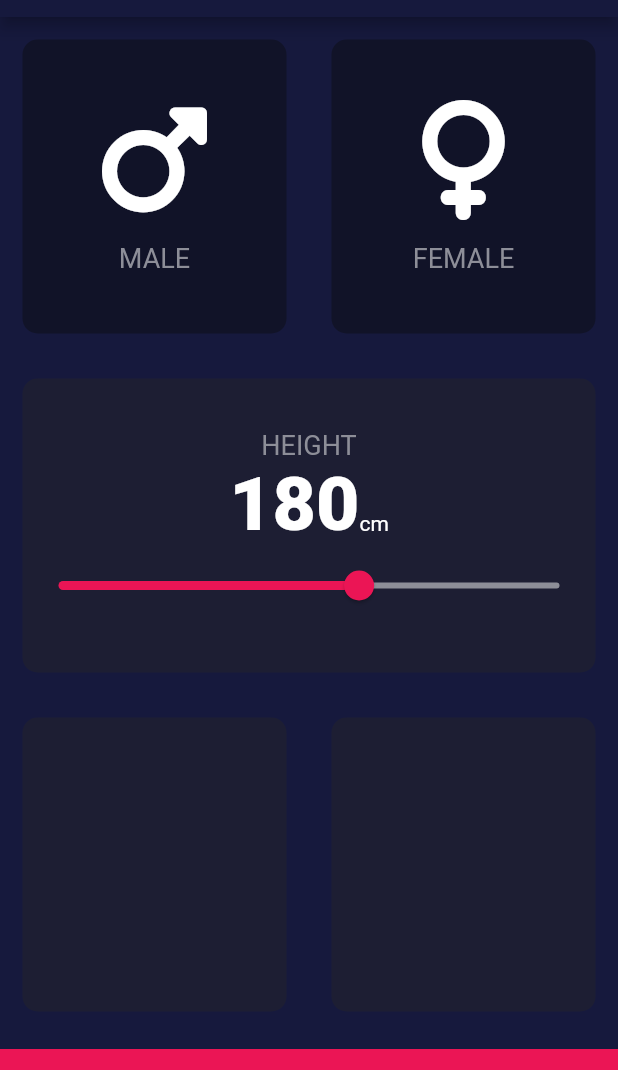
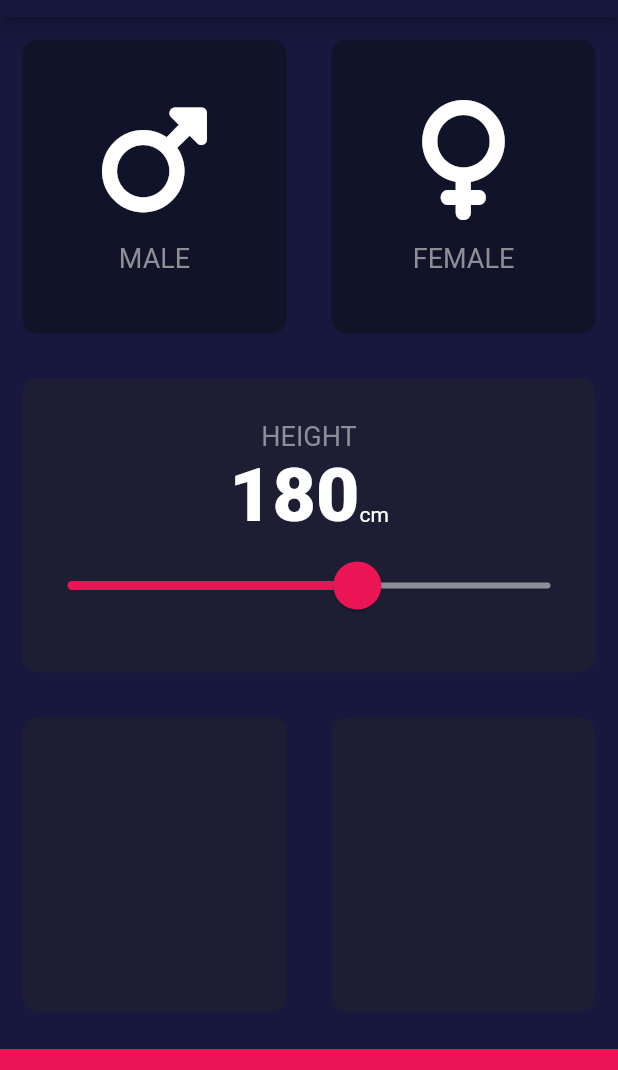
Before and after one commit to selinguz/bmi_calculator, a Flutter app: the screen it shows after launch, on a phone screen of 412 x 824 dp, the part 67-1137 px from its top. Run offline on Flutter 3.47's test engine with Material 2 defaults, Android fonts, the phone set to English and light mode, and no system bars; our stand-ins replace font_awesome_flutter.

```diff
--- a/lib/input_page.dart
+++ b/lib/input_page.dart
@@ -99,7 +99,18 @@ class _InputPageState extends State<InputPage> {
                             ),
                           ],
                         ),
-                        Slider(
+                        SliderTheme(
+                          data: SliderTheme.of(context).copyWith(
+                            activeTrackColor: Color(0xFFEB1555),
+                            inactiveTrackColor: Color(0xFF8D8E98),
+                            thumbShape: RoundSliderThumbShape
+                              (enabledThumbRadius: 16.0),
+                            overlayShape: RoundSliderOverlayShape
+                              (overlayRadius: 30.0),
+                            overlayColor: Color(0x29EB1555),
+                            thumbColor: Color(0xFFEB1555),
+                          ),
+                          child: Slider(
                             value: height.toDouble(),
                             onChanged: (double newValue) {
                               setState(() {
@@ -108,8 +119,7 @@ class _InputPageState extends State<InputPage> {
                             },
                             min: 120,
                             max: 220,
-                          activeColor: Color(0xFFEB1555),
-                          inactiveColor: Color(0xFF8D8E98),
+                          ),
                         ),
                       ],
                     ),
```
Lines whose indentation alone changed are shown as unchanged.
